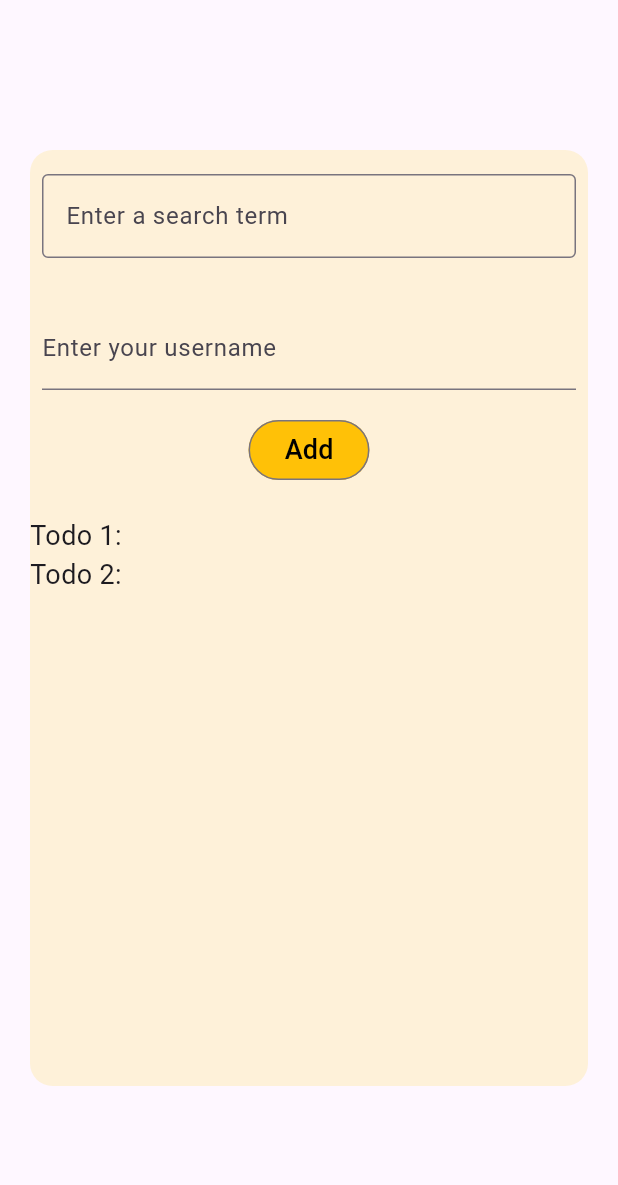
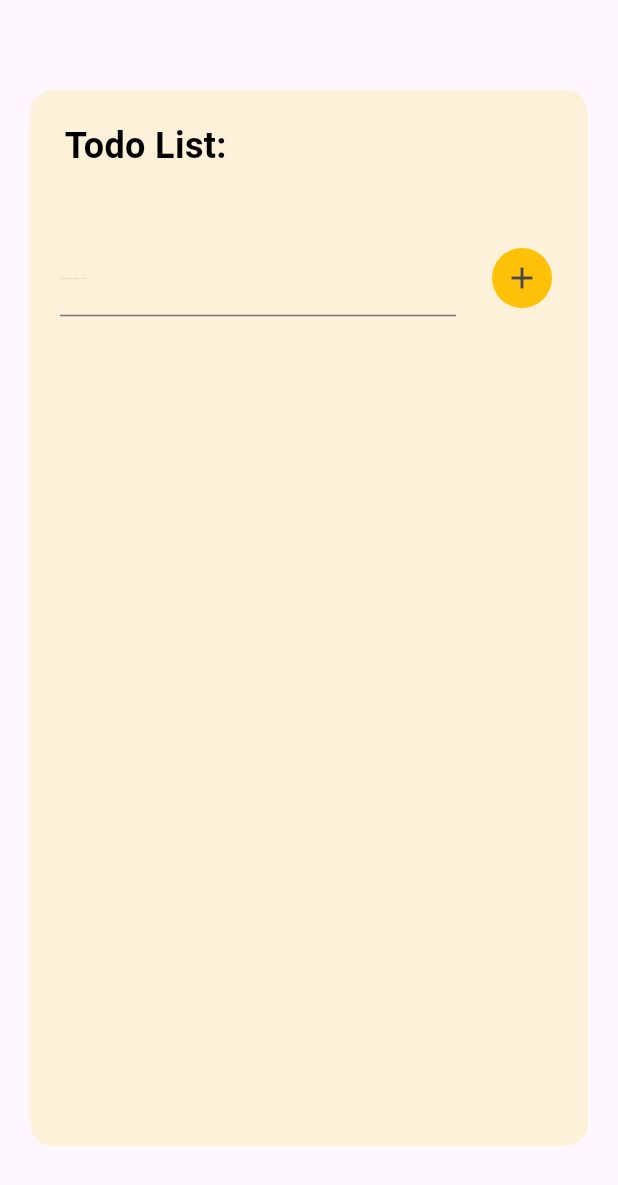
Before and after one commit to Nandhini2406/flutter_playground, a Flutter app: the screen it shows after launch, after a tap on "Todo", on a phone screen of 412 x 824 dp. Shown: the top 1185 px of the screen. Run offline on Flutter 3.47's test engine with Material 3 defaults, Android fonts, the phone set to English and light mode, and no system bars.

Commit message:
Completed Dice & Todo, Quiz

```diff
--- /dev/null
+++ b/lib/commonWidgets/CustomButton.dart
@@ -0,0 +1,34 @@
+import 'package:flutter/material.dart';
+
+class CustomButton extends StatelessWidget {
+  const CustomButton(
+      {super.key,
+      required this.bgColor,
+      required this.onPressed,
+      this.buttonText,
+      this.buttonIcon});
+
+  final VoidCallback onPressed;
+  final Color bgColor;
+  final String? buttonText;
+  final IconData? buttonIcon;
+
+  @override
+  Widget build(context) {
+    return TextButton(
+        onPressed: onPressed,
+        style: TextButton.styleFrom(
+          padding: const EdgeInsets.all(15.0),
+          backgroundColor: bgColor,
+          foregroundColor: Colors.white,
+          textStyle: const TextStyle(fontSize: 20, fontWeight: FontWeight.w700),
+        ),
+        child: Row(
+          children: [
+            Text(buttonText!),
+            const SizedBox(width: 8),
+            if (buttonIcon != null) Icon(buttonIcon),
+          ],
+        ));
+  }
+}
--- a/lib/styledText.dart
+++ b/lib/commonWidgets/styledText.dart
@@ -1,16 +1,17 @@
 import 'package:flutter/material.dart';
 
 class StyledText extends StatelessWidget {
-  const StyledText(this.text, {super.key});
+  const StyledText(this.text, this.textColor, {super.key});
 
   final String text;
+  final Color textColor;
 
   @override
   Widget build(context) {
     return Text(
       text,
-      style: const TextStyle(
-          color: Colors.amber, fontSize: 22, fontWeight: FontWeight.bold),
+      style: TextStyle(
+          color: textColor, fontSize: 24, fontWeight: FontWeight.bold),
       textAlign: TextAlign.center,
     );
   }
--- /dev/null
+++ b/lib/diceRoller/diceRoller.dart
@@ -0,0 +1,88 @@
+import 'dart:math';
+import 'package:flutter/material.dart';
+
+import 'package:flutter_playground/commonWidgets/styledText.dart';
+import 'package:flutter_playground/commonWidgets/CustomButton.dart';
+import 'package:flutter_playground/todoUI/todoUI.dart';
+import 'package:flutter_playground/quizWidgets/startQuizScreen.dart';
+
+final random = Random();
+
+class DiceRoller extends StatefulWidget {
+  const DiceRoller({super.key});
+
+  @override
+  State<DiceRoller> createState() {
+    return _DiceRollerState();
+  }
+}
+
+class _DiceRollerState extends State<DiceRoller> {
+  var currentDice = 1;
+
+  void rollDices() {
+    setState(() {
+      currentDice = random.nextInt(6) + 1;
+    });
+  }
+
+  @override
+  Widget build(context) {
+    return Column(
+      mainAxisAlignment: MainAxisAlignment.center,
+      // mainAxisSize: MainAxisSize.min,
+      children: <Widget>[
+        // const SizedBox(height: 20.0),
+        const Center(
+          child:
+              StyledText('Hello Nandhini!', Color.fromARGB(255, 245, 192, 32)),
+        ),
+        const SizedBox(height: 40.0),
+        Image.asset(
+          'assets/images/dice-$currentDice.png',
+          width: 200,
+          height: 200,
+        ),
+        const SizedBox(height: 30.0),
+        TextButton(
+          onPressed: rollDices,
+          style: TextButton.styleFrom(
+            padding: const EdgeInsets.all(12.0),
+            backgroundColor: const Color.fromARGB(255, 245, 192, 32),
+            foregroundColor: Colors.black,
+            textStyle:
+                const TextStyle(fontSize: 22, fontWeight: FontWeight.w500),
+          ),
+          child: const Text('Roll dice'),
+        ),
+        const SizedBox(height: 40.0),
+        Row(
+          mainAxisAlignment: MainAxisAlignment.center,
+          children: [
+            CustomButton(
+              bgColor: const Color.fromARGB(100, 0, 0, 0),
+              onPressed: () {
+                Navigator.push(context,
+                    MaterialPageRoute(builder: (context) => const TodoUI()));
+              },
+              buttonText: 'Todo',
+              buttonIcon: Icons.arrow_forward_rounded,
+            ),
+            const SizedBox(width: 10),
+            CustomButton(
+              bgColor: const Color.fromARGB(100, 0, 0, 0),
+              onPressed: () {
+                Navigator.push(
+                    context,
+                    MaterialPageRoute(
+                        builder: (context) => const StartQuizScreen()));
+              },
+              buttonText: 'Quiz',
+              buttonIcon: Icons.arrow_forward,
+            )
+          ],
+        ),
+      ],
+    );
+  }
+}
--- a/lib/mainContainer.dart
+++ b/lib/mainContainer.dart
@@ -1,7 +1,6 @@
 import 'package:flutter/material.dart';
 
-import 'package:flutter_playground/styledText.dart';
-import 'package:flutter_playground/todoUI.dart';
+import 'package:flutter_playground/diceRoller/diceRoller.dart';
 
 class MainContainer extends StatelessWidget {
   const MainContainer({super.key});
@@ -11,43 +10,9 @@ class MainContainer extends StatelessWidget {
     return Container(
       margin: const EdgeInsets.fromLTRB(50.0, 200.0, 50.0, 200.0),
       decoration: BoxDecoration(
-          color: const Color.fromARGB(50, 0, 0, 0),
+          // color: const Color.fromARGB(50, 0, 0, 0),
           borderRadius: BorderRadius.circular(15)),
-      child: Column(
-        mainAxisAlignment: MainAxisAlignment.center,
-        children: [
-          const Center(
-            child: StyledText(
-              'Hello Nandhini!',
-            ),
-          ),
-          const SizedBox(height: 50.0),
-          Image.asset(
-            'assets/images/dice-1.png',
-            width: 100,
-            height: 100,
-          ),
-          const SizedBox(height: 10.0),
-          TextButton(
-              onPressed: () {},
-              child: const Text(
-                'Roll dice',
-                style: TextStyle(color: Colors.yellow),
-              )),
-          OutlinedButton(
-            onPressed: () {
-              Navigator.push(context,
-                  MaterialPageRoute(builder: (context) => const TodoUI()));
-            },
-            child: const Text(
-              'Todo',
-              style: TextStyle(color: Colors.yellow),
-            ),
-            // style: ButtonStyle(backgroundColor: Colors.blue),
-          ),
-          const SizedBox(height: 10.0),
-        ],
-      ),
+      child: const DiceRoller(),
     );
   }
 }
--- /dev/null
+++ b/lib/quizWidgets/startQuizScreen.dart
@@ -0,0 +1,34 @@
+import 'package:flutter/material.dart';
+import 'package:flutter_playground/commonWidgets/CustomButton.dart';
+import 'package:flutter_playground/commonWidgets/styledText.dart';
+
+class StartQuizScreen extends StatelessWidget {
+  const StartQuizScreen({super.key});
+  @override
+  Widget build(context) {
+    return Scaffold(
+      backgroundColor: const Color.fromARGB(255, 110, 14, 128),
+      body: Padding(
+        padding: const EdgeInsets.all(20.0),
+        child: Column(
+          mainAxisAlignment: MainAxisAlignment.center,
+          children: [
+            Image.asset(
+              'assets/images/quiz.png',
+              width: 400.0,
+              height: 400.0,
+            ),
+            const SizedBox(height: 30.0),
+            const StyledText('Are you Flutter nerd? Try this!', Colors.white),
+            const SizedBox(height: 30.0),
+            CustomButton(
+              bgColor: const Color.fromARGB(100, 0, 0, 0),
+              onPressed: () {},
+              buttonText: 'Start Quiz',
+            ),
+          ],
+        ),
+      ),
+    );
+  }
+}
--- a/lib/todoUI.dart
+++ /dev/null
@@ -1,81 +0,0 @@
-import 'package:flutter/material.dart';
-
-class TodoUI extends StatefulWidget {
-  const TodoUI({super.key});
-  @override
-  _TodoUIState createState() => _TodoUIState();
-}
-
-class _TodoUIState extends State<TodoUI> {
-  final TextEditingController _textFieldController1 = TextEditingController();
-  final TextEditingController _textFieldController2 = TextEditingController();
-  String _enteredText1 = '';
-  String _enteredText2 = '';
-
-  @override
-  Widget build(context) {
-    return Scaffold(
-      body: Container(
-        margin: const EdgeInsets.fromLTRB(20.0, 100.0, 20.0, 100.0),
-        decoration: BoxDecoration(
-            color: const Color.fromARGB(63, 255, 222, 103),
-            borderRadius: BorderRadius.circular(15)),
-        child: Column(
-          crossAxisAlignment: CrossAxisAlignment.start,
-          children: <Widget>[
-            const Center(
-              child: Padding(
-                padding: EdgeInsets.symmetric(horizontal: 8, vertical: 16),
-                child: TextField(
-                  // controller: _textFieldController1,
-                  decoration: InputDecoration(
-                    border: OutlineInputBorder(),
-                    hintText: 'Enter a search term',
-                  ),
-                ),
-              ),
-            ),
-            Padding(
-              padding: const EdgeInsets.symmetric(horizontal: 8, vertical: 16),
-              child: TextFormField(
-                controller: _textFieldController2,
-                decoration: const InputDecoration(
-                  border: UnderlineInputBorder(),
-                  labelText: 'Enter your username',
-                ),
-              ),
-            ),
-            Center(
-              child: OutlinedButton(
-                onPressed: () {
-                  setState(() {
-                    _enteredText1 = _textFieldController1.text;
-                    _enteredText2 = _textFieldController2.text;
-                  });
-                },
-                style: const ButtonStyle(
-                    backgroundColor: MaterialStatePropertyAll(Colors.amber)),
-                child: const Text(
-                  'Add',
-                  style: TextStyle(
-                    fontSize: 18,
-                    color: Colors.black,
-                  ),
-                ),
-              ),
-            ),
-            const SizedBox(height: 20),
-            Text(
-              'Todo 1: $_enteredText1',
-              style: const TextStyle(fontSize: 18),
-            ), // to display the todo list
-            Text(
-              'Todo 2: $_enteredText2',
-              style: const TextStyle(fontSize: 18),
-            ), // to display the todo list
-          ],
-        ),
-      ),
-    );
-  }
-}
--- /dev/null
+++ b/lib/todoUI/todoUI.dart
@@ -0,0 +1,66 @@
+import 'package:flutter/material.dart';
+
+import 'package:flutter_playground/commonWidgets/styledText.dart';
+
+class TodoUI extends StatefulWidget {
+  const TodoUI({super.key});
+  @override
+  _TodoUIState createState() => _TodoUIState();
+}
+
+class _TodoUIState extends State<TodoUI> {
+  final TextEditingController _textFieldController = TextEditingController();
+  String _enteredText = '';
+
+  @override
+  Widget build(context) {
+    return Scaffold(
+      body: Container(
+        padding: const EdgeInsets.all(20.0),
+        margin: const EdgeInsets.fromLTRB(20.0, 60.0, 20.0, 60.0),
+        decoration: BoxDecoration(
+            color: const Color.fromARGB(63, 255, 222, 103),
+            borderRadius: BorderRadius.circular(15)),
+        child: Column(
+          crossAxisAlignment: CrossAxisAlignment.start,
+          children: <Widget>[
+            const StyledText('Todo List: ', Colors.black),
+            Text(
+              _enteredText,
+              style: const TextStyle(fontSize: 18),
+            ),
+            const SizedBox(height: 20),
+            Row(children: [
+              Expanded(
+                child: TextFormField(
+                  controller: _textFieldController,
+                  decoration: const InputDecoration(
+                    border: UnderlineInputBorder(),
+                    labelText: 'Add Your Todo List',
+                    labelStyle: TextStyle(
+                        color: Color.fromARGB(255, 187, 10, 48), fontSize: 1),
+                    focusColor: Colors.amberAccent,
+                  ),
+                  style: const TextStyle(
+                    fontSize: 20,
+                  ),
+                ),
+              ),
+              const SizedBox(width: 20),
+              IconButton(
+                onPressed: () {
+                  setState(() {
+                    _enteredText = _textFieldController.text;
+                  });
+                },
+                style: const ButtonStyle(
+                    backgroundColor: MaterialStatePropertyAll(Colors.amber)),
+                icon: const Icon(Icons.add),
+              ),
+            ]),
+          ],
+        ),
+      ),
+    );
+  }
+}
--- a/pubspec.yaml
+++ b/pubspec.yaml
@@ -66,6 +66,7 @@ flutter:
     - assets/images/dice-4.png
     - assets/images/dice-5.png
     - assets/images/dice-6.png
+    - assets/images/quiz.png
 
   # An image asset can refer to one or more resolution-specific "variants", see
   # https://flutter.dev/assets-and-images/#resolution-aware
```
Also changed, not shown: assets/images/quiz.png (added).
